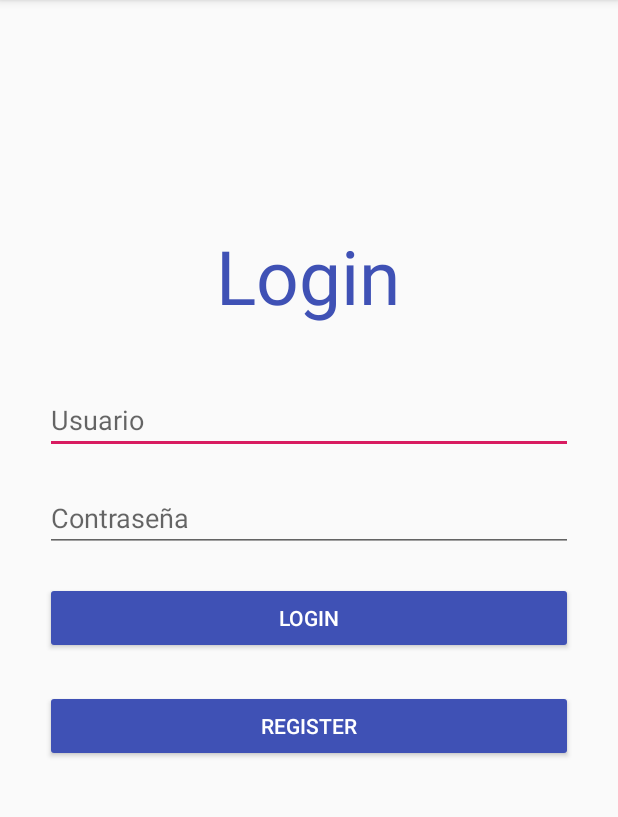
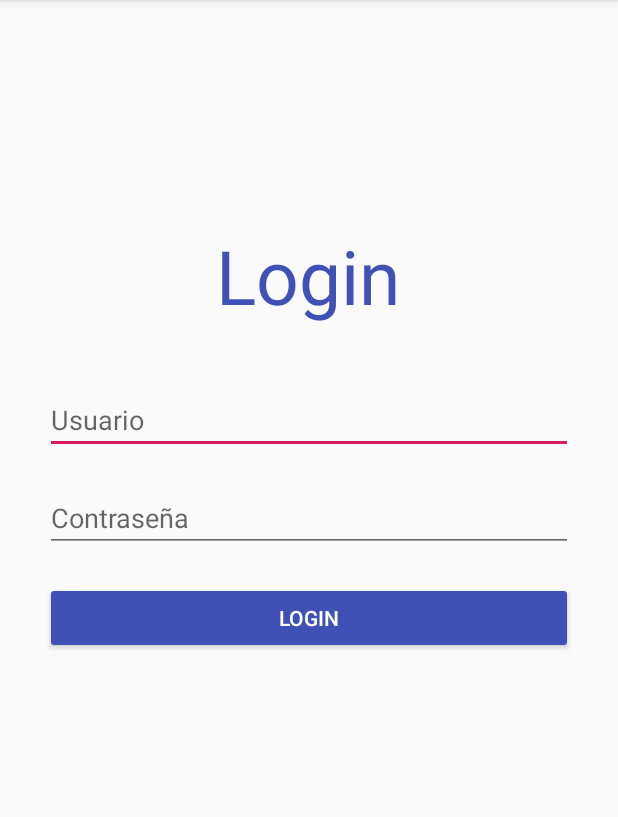
Before and after one commit to un-sei2019i-labs-tma/bank, an Android app: the MainActivity screen opened directly, with no data from a screen before it, on a phone screen of 412 x 824 dp, the part 84-901 px from its top. Run offline under Robolectric (Android 15) with nearby library versions, the phone set to English and light mode, and no system bars.

Commit message:
Eliminacion boton Register

```diff
--- a/mobile_app/BankApp/app/src/main/res/layout/activity_login.xml
+++ b/mobile_app/BankApp/app/src/main/res/layout/activity_login.xml
@@ -74,21 +74,4 @@
         app:layout_constraintStart_toStartOf="parent"
         app:layout_constraintTop_toBottomOf="@+id/editpassword" />
 
-    <Button
-        android:id="@+id/buttonRegister"
-        android:layout_width="match_parent"
-        android:layout_height="wrap_content"
-        android:layout_marginStart="30dp"
-        android:layout_marginTop="92dp"
-        android:layout_marginEnd="30dp"
-        android:backgroundTint="#3F51B5"
-        android:onClick="logIn"
-        android:text="@string/Register"
-        android:textColor="#FFFFFF"
-        android:textColorHighlight="#FFFEFE"
-        app:layout_constraintEnd_toEndOf="parent"
-        app:layout_constraintHorizontal_bias="0.0"
-        app:layout_constraintStart_toStartOf="parent"
-        app:layout_constraintTop_toBottomOf="@+id/editpassword" />
-
 </android.support.constraint.ConstraintLayout>
```
